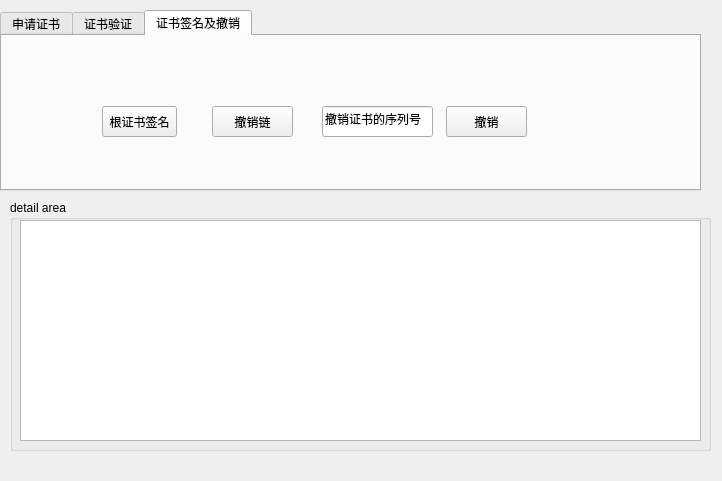
This is mainwindow.ui in zengrx/openssl_ca as Qt 5 draws it before an edit. The edited form follows.
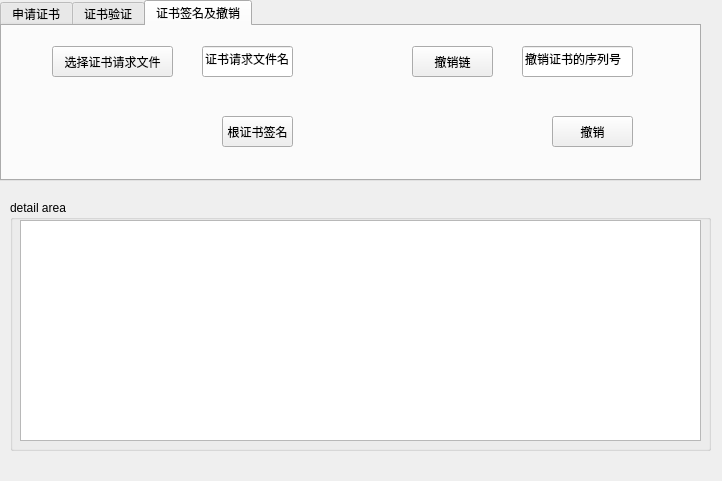
This is the edited form. The open tabs and pages were chosen to show the change.

Commit message: enable to choose signature file

```diff
--- a/mainwindow.ui
+++ b/mainwindow.ui
@@ -47,7 +47,7 @@
     <property name="geometry">
      <rect>
       <x>0</x>
-      <y>10</y>
+      <y>0</y>
       <width>701</width>
       <height>181</height>
      </rect>
@@ -503,9 +503,9 @@
      <widget class="QPushButton" name="pushButton_2">
       <property name="geometry">
        <rect>
-        <x>100</x>
-        <y>70</y>
-        <width>75</width>
+        <x>220</x>
+        <y>90</y>
+        <width>71</width>
         <height>31</height>
        </rect>
       </property>
@@ -516,8 +516,8 @@
      <widget class="QPushButton" name="pushButton_3">
       <property name="geometry">
        <rect>
-        <x>210</x>
-        <y>70</y>
+        <x>410</x>
+        <y>20</y>
         <width>81</width>
         <height>31</height>
        </rect>
@@ -529,8 +529,8 @@
      <widget class="QPushButton" name="pushButton_4">
       <property name="geometry">
        <rect>
-        <x>444</x>
-        <y>70</y>
+        <x>550</x>
+        <y>90</y>
         <width>81</width>
         <height>31</height>
        </rect>
@@ -542,8 +542,8 @@
      <widget class="QLineEdit" name="lineEdit_9">
       <property name="geometry">
        <rect>
-        <x>320</x>
-        <y>70</y>
+        <x>520</x>
+        <y>20</y>
         <width>111</width>
         <height>31</height>
        </rect>
@@ -552,6 +552,32 @@
        <string>撤销证书的序列号</string>
       </property>
      </widget>
+     <widget class="QPushButton" name="pushButton_5">
+      <property name="geometry">
+       <rect>
+        <x>50</x>
+        <y>20</y>
+        <width>121</width>
+        <height>31</height>
+       </rect>
+      </property>
+      <property name="text">
+       <string>选择证书请求文件</string>
+      </property>
+     </widget>
+     <widget class="QLineEdit" name="lineEdit_10">
+      <property name="geometry">
+       <rect>
+        <x>200</x>
+        <y>20</y>
+        <width>91</width>
+        <height>31</height>
+       </rect>
+      </property>
+      <property name="text">
+       <string>证书请求文件名</string>
+      </property>
+     </widget>
     </widget>
    </widget>
   </widget>
```
Left out of the diff: 4 changed lines with no effect on the pictures. The commit also changes 2 other files.
